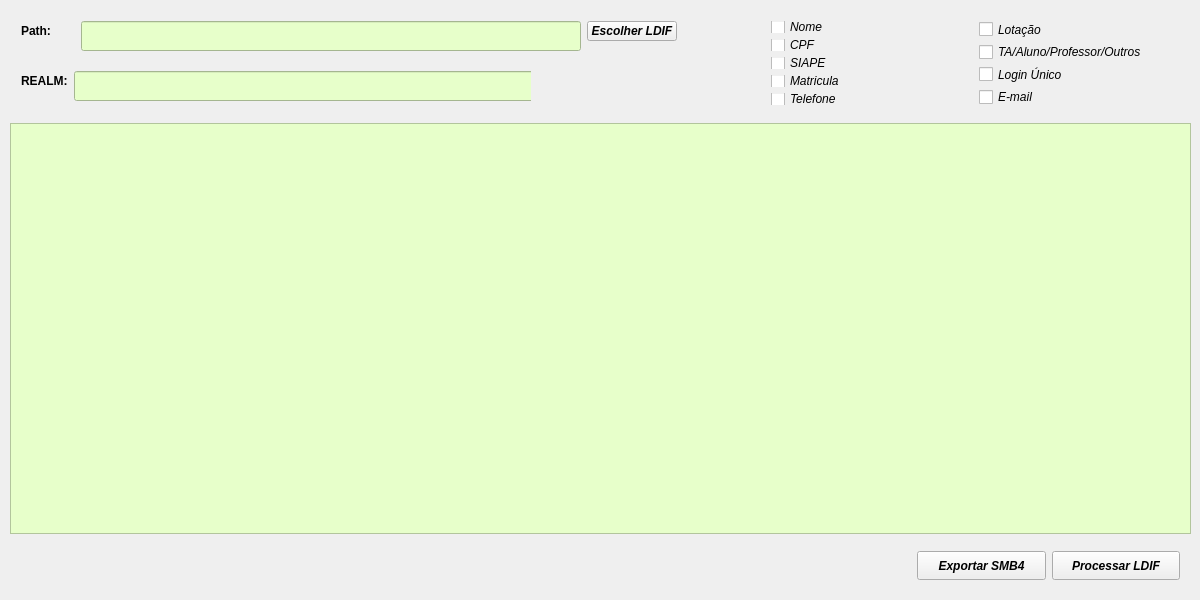
The window that mainwindow.ui (djkakaroto/LDAPtoSMB4) describes before a commit, drawn with Qt 5.
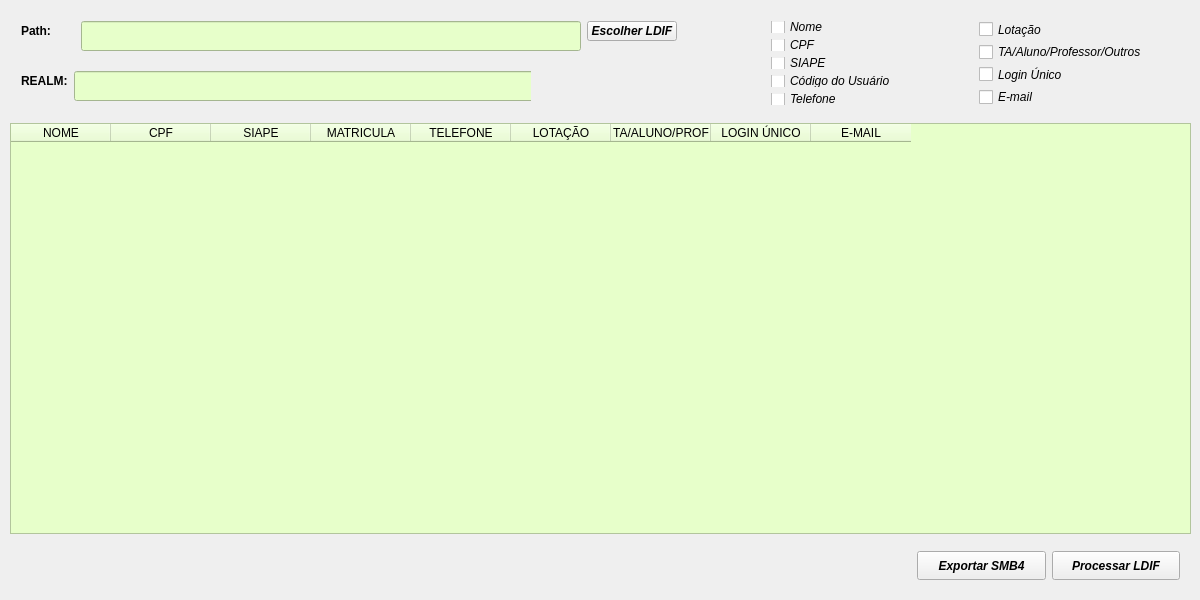
The same window after the commit.

```diff
--- a/mainwindow.ui
+++ b/mainwindow.ui
@@ -26,7 +26,7 @@
    <string>LDAPtoSMB4 v.0.1</string>
   </property>
   <widget class="QWidget" name="centralWidget">
-   <widget class="QTableView" name="tableView">
+   <widget class="QTableWidget" name="tableWidget">
     <property name="geometry">
      <rect>
       <x>10</x>
@@ -38,6 +38,51 @@
     <property name="styleSheet">
      <string notr="true">background-color: rgb(231, 255, 202);</string>
     </property>
+    <column>
+     <property name="text">
+      <string>NOME</string>
+     </property>
+    </column>
+    <column>
+     <property name="text">
+      <string>CPF</string>
+     </property>
+    </column>
+    <column>
+     <property name="text">
+      <string>SIAPE</string>
+     </property>
+    </column>
+    <column>
+     <property name="text">
+      <string>MATRICULA</string>
+     </property>
+    </column>
+    <column>
+     <property name="text">
+      <string>TELEFONE</string>
+     </property>
+    </column>
+    <column>
+     <property name="text">
+      <string>LOTAÇÃO</string>
+     </property>
+    </column>
+    <column>
+     <property name="text">
+      <string>TA/ALUNO/PROF</string>
+     </property>
+    </column>
+    <column>
+     <property name="text">
+      <string>LOGIN ÚNICO</string>
+     </property>
+    </column>
+    <column>
+     <property name="text">
+      <string>E-MAIL</string>
+     </property>
+    </column>
    </widget>
    <widget class="QWidget" name="horizontalLayoutWidget">
     <property name="geometry">
@@ -267,7 +312,7 @@
           </font>
          </property>
          <property name="text">
-          <string>Matricula</string>
+          <string>Código do Usuário</string>
          </property>
         </widget>
        </item>
```
Left out of the diff: 4 changed lines with no effect on the pictures.
